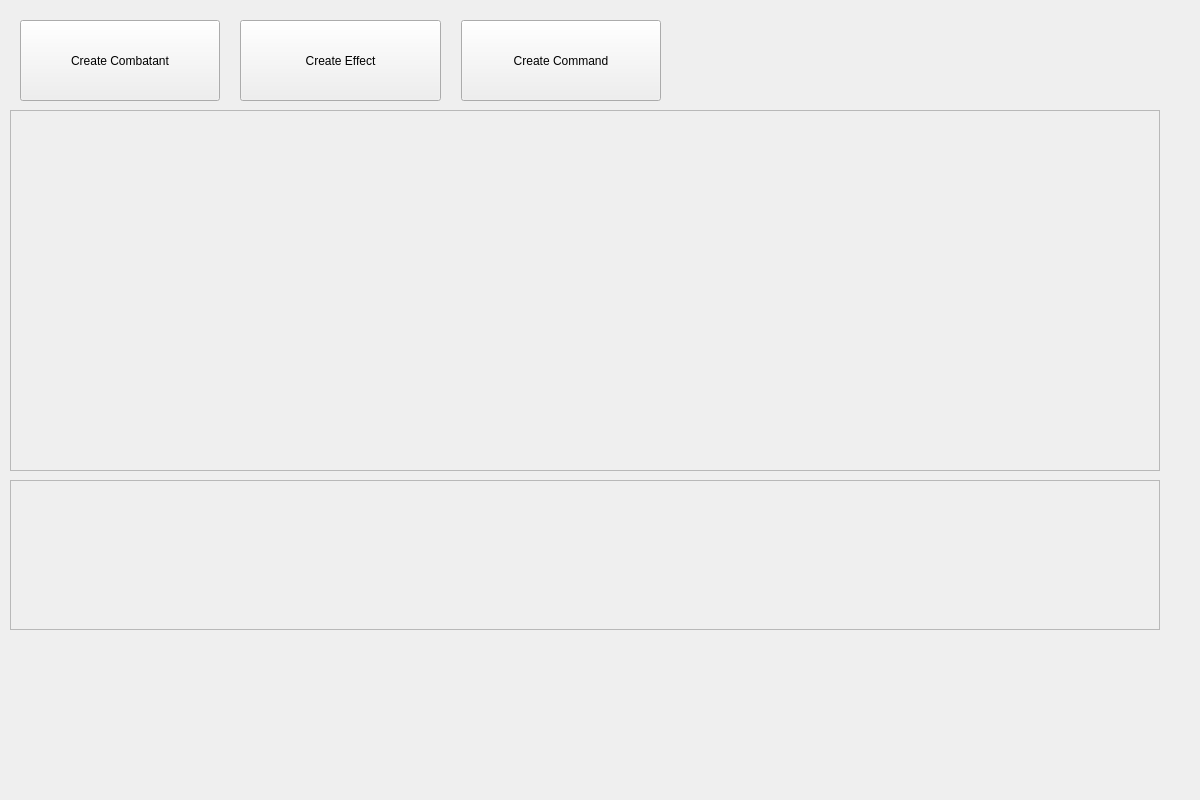
First picture: the form in src/ManagerPF2E/managerwidget.ui, repository lazaropo/2EManager, before the edit.
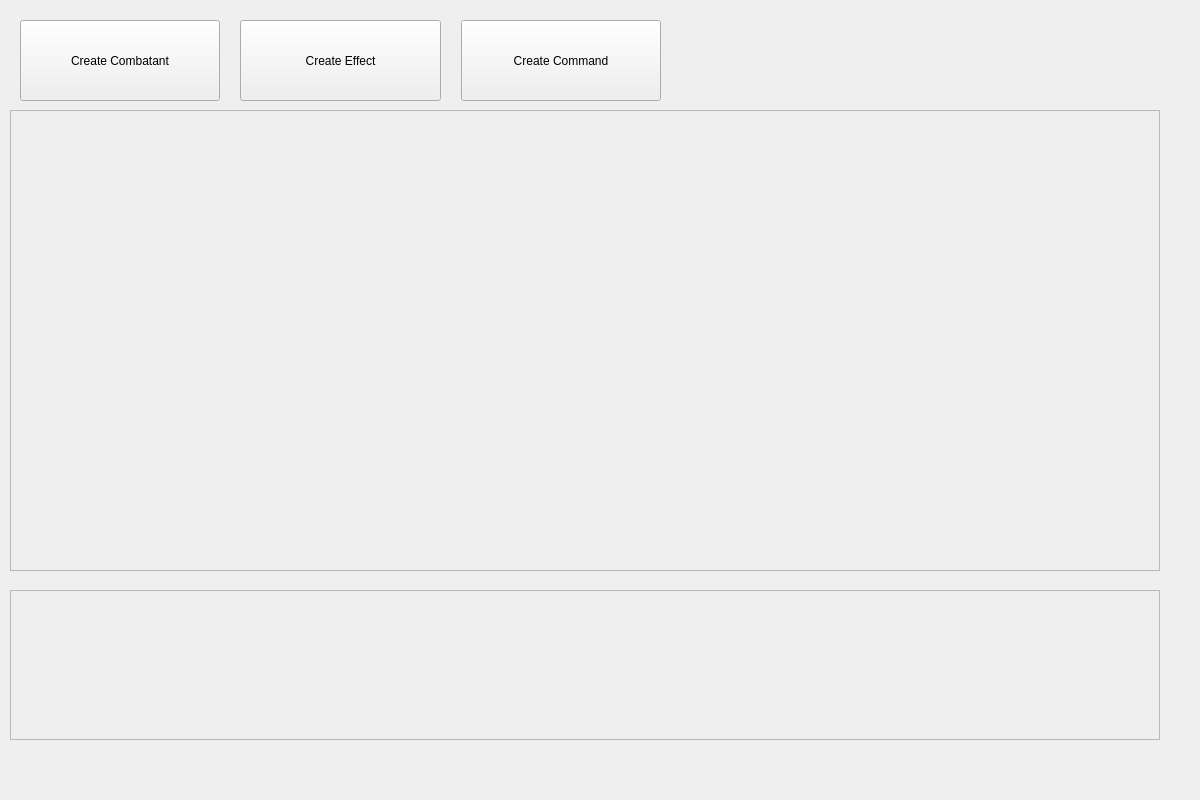
Second picture: the form after the edit.

What changed in the file:
```diff
--- a/src/ManagerPF2E/managerwidget.ui
+++ b/src/ManagerPF2E/managerwidget.ui
@@ -19,7 +19,7 @@
      <x>10</x>
      <y>110</y>
      <width>1150</width>
-     <height>361</height>
+     <height>461</height>
     </rect>
    </property>
    <property name="mouseTracking">
@@ -40,7 +40,7 @@
       <x>0</x>
       <y>0</y>
       <width>1148</width>
-      <height>359</height>
+      <height>459</height>
      </rect>
     </property>
    </widget>
@@ -103,7 +103,7 @@
    <property name="geometry">
     <rect>
      <x>10</x>
-     <y>480</y>
+     <y>590</y>
      <width>1150</width>
      <height>150</height>
     </rect>
```
